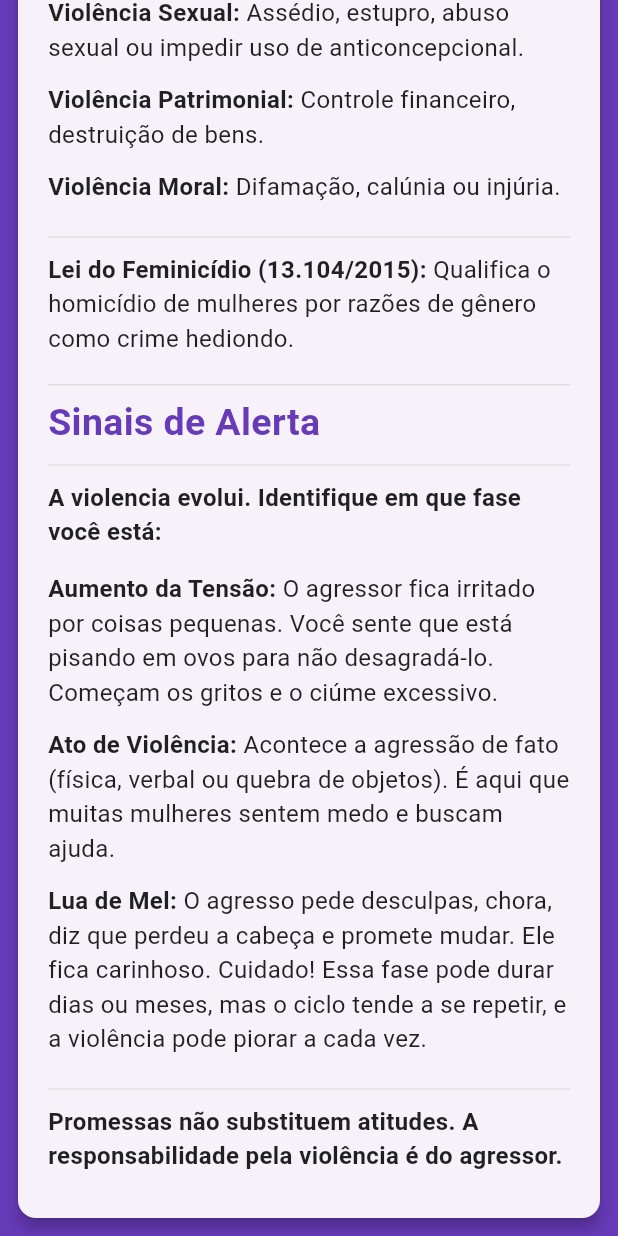
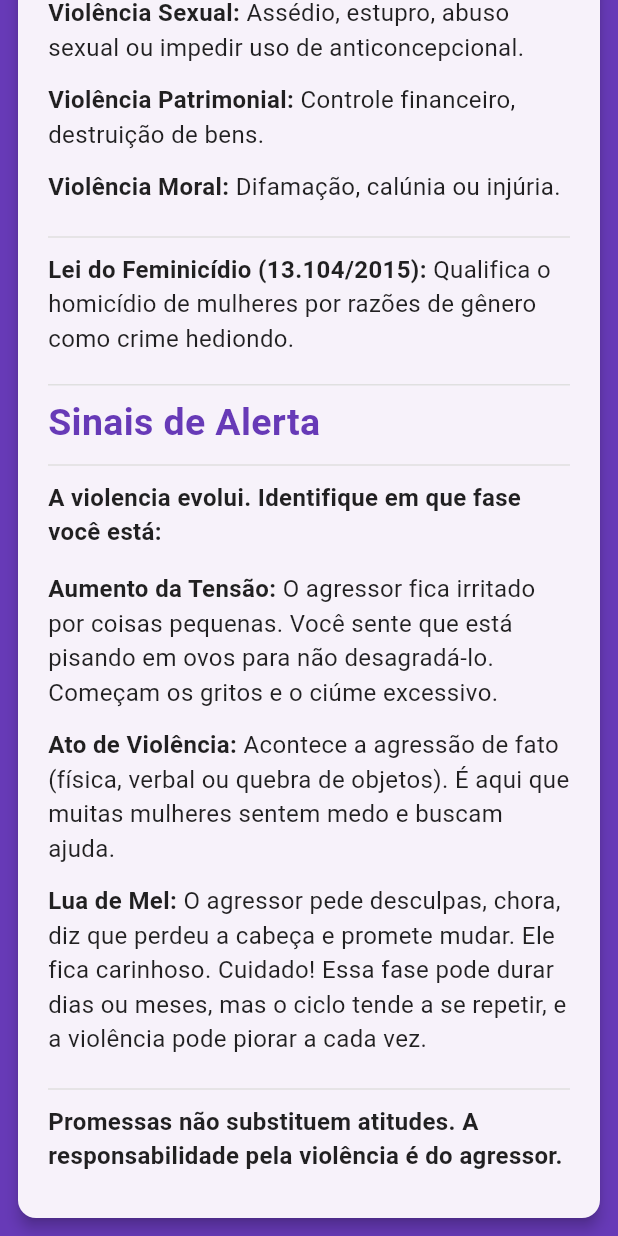
Before and after one commit to semellicodes/segura-app-flutter, a Flutter app: the LeisScreen screen opened directly, scrolled down 465 dp, on a phone screen of 412 x 824 dp. Run offline on Flutter 3.47's test engine with Material 3 defaults, Android fonts, the phone set to English and light mode, and no system bars; our stand-ins replace flutter_map, geolocator, latlong2.

Commit message:
refatoração do theme app_data

```diff
--- a/lib/theme/app_data.dart
+++ b/lib/theme/app_data.dart
@@ -70,7 +70,7 @@ class AppData {
     "Ato de Violência:":
         "Acontece a agressão de fato (física, verbal ou quebra de objetos). É aqui que muitas mulheres sentem medo e buscam ajuda.",
     "Lua de Mel:":
-        "O agresso pede desculpas, chora, diz que perdeu a cabeça e promete mudar. Ele fica carinhoso. Cuidado! Essa fase pode durar dias ou meses, mas o ciclo tende a se repetir, e a violência pode piorar a cada vez.",
+        "O agressor pede desculpas, chora, diz que perdeu a cabeça e promete mudar. Ele fica carinhoso. Cuidado! Essa fase pode durar dias ou meses, mas o ciclo tende a se repetir, e a violência pode piorar a cada vez.",
   };
 
   static const Map<String, String> leis = {
```
